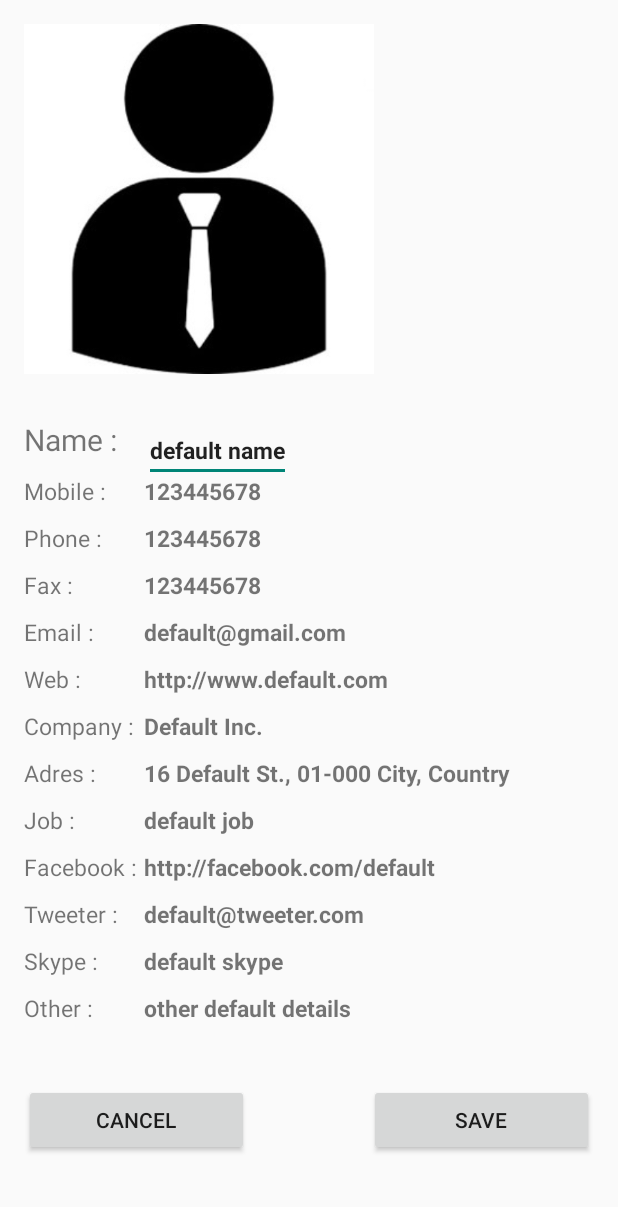
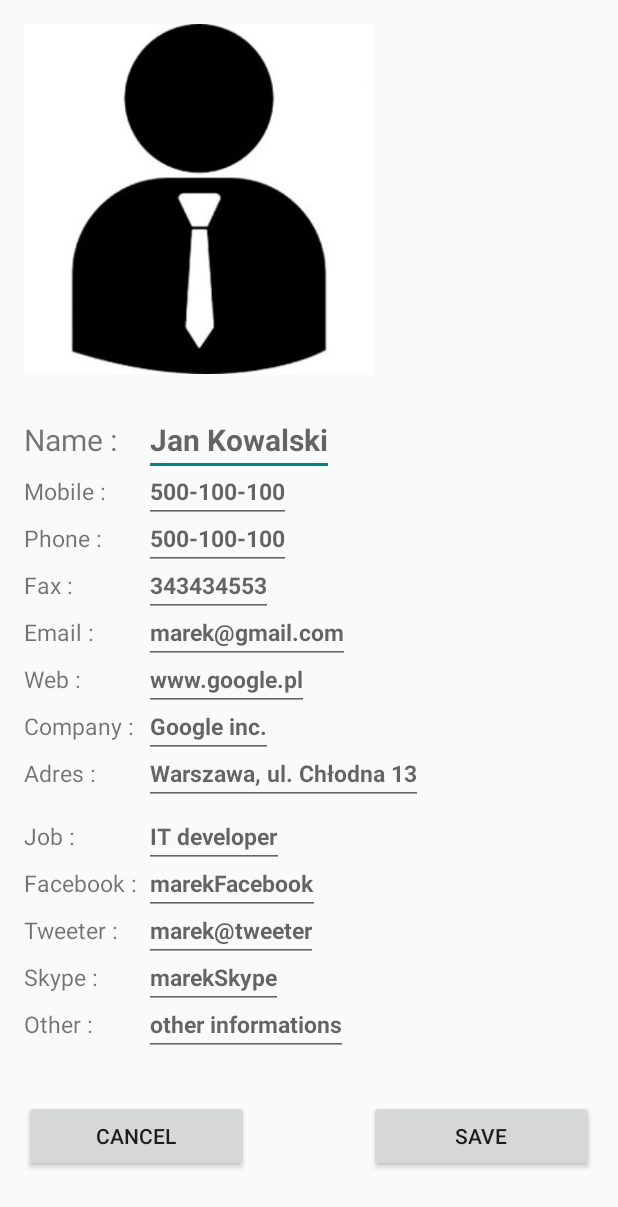
Before and after one commit to marekbodziony/BusinessCardsManagerApp, an Android app: the MyCardActivity screen opened directly, with no data from a screen before it, after a tap on an icon or button, on a phone screen of 412 x 824 dp. Shown: the top 1207 px of the screen. Run offline under Robolectric (Android 15) with nearby library versions, the phone set to English and light mode, and no system bars.

Commit message:
Edit MyCard added, plus started working on displaying cards on a list

```diff
--- a/app/src/main/AndroidManifest.xml
+++ b/app/src/main/AndroidManifest.xml
@@ -18,7 +18,8 @@
             </intent-filter>
         </activity>
         <activity android:name=".MyCardActivity" />
-        <activity android:name=".EditMyCardActivity"></activity>
+        <activity android:name=".EditMyCardActivity" />
+        <activity android:name=".CardsListActivity"></activity>
     </application>
 
 </manifest>
--- a/app/src/main/java/mbodziony/businesscardsmanager/EditMyCardActivity.java
+++ b/app/src/main/java/mbodziony/businesscardsmanager/EditMyCardActivity.java
@@ -1,13 +1,88 @@
 package mbodziony.businesscardsmanager;
 
+import android.content.Intent;
 import android.support.v7.app.AppCompatActivity;
 import android.os.Bundle;
+import android.view.View;
+import android.widget.Button;
+import android.widget.EditText;
+import android.widget.ImageView;
+import android.widget.Toast;
 
 public class EditMyCardActivity extends AppCompatActivity {
+
+    private Button cancel;
+    private Button save;
+
+    private ImageView logo;
+    private EditText name;
+    private EditText mobile;
+    private EditText phone;
+    private EditText fax;
+    private EditText email;
+    private EditText web;
+    private EditText company;
+    private EditText address;
+    private EditText job;
+    private EditText facebook;
+    private EditText tweeter;
+    private EditText skype;
+    private EditText other;
+
+    private Intent editMyCardIntent;
 
     @Override
     protected void onCreate(Bundle savedInstanceState) {
         super.onCreate(savedInstanceState);
         setContentView(R.layout.activity_edit_my_card);
+
+        editMyCardIntent = getIntent();
+
+        logo = (ImageView)findViewById(R.id.myCard_logo);
+        name = (EditText)findViewById(R.id.myCard_nameVal);
+        mobile = (EditText)findViewById(R.id.myCard_mobileVal);
+        phone = (EditText)findViewById(R.id.myCard_phoneVal);
+        fax = (EditText)findViewById(R.id.myCard_faxVal);
+        email = (EditText)findViewById(R.id.myCard_emailVal);
+        web = (EditText)findViewById(R.id.myCard_webVal);
+        company = (EditText)findViewById(R.id.myCard_companyVal);
+        address = (EditText)findViewById(R.id.myCard_addressVal);
+        job = (EditText)findViewById(R.id.myCard_jobVal);
+        facebook = (EditText)findViewById(R.id.myCard_facebookVal);
+        tweeter = (EditText)findViewById(R.id.myCard_tweeterVal);
+        skype = (EditText)findViewById(R.id.myCard_skypeVal);
+        other = (EditText)findViewById(R.id.myCard_otherVal);
+
+        getCardInfoFromIntent();
+
+        cancel = (Button)findViewById(R.id.editMyCard_cancelBtn);
+        save = (Button)findViewById(R.id.editMyCard_saveBtn);
     }
+
+    // get card info from Intent object
+    public void getCardInfoFromIntent(){
+        name.setHint(editMyCardIntent.getStringExtra("name"));
+        mobile.setHint(editMyCardIntent.getStringExtra("mobile"));
+        phone.setHint(editMyCardIntent.getStringExtra("phone"));
+        fax.setHint(editMyCardIntent.getStringExtra("fax"));
+        email.setHint(editMyCardIntent.getStringExtra("email"));
+        web.setHint(editMyCardIntent.getStringExtra("web"));
+        company.setHint(editMyCardIntent.getStringExtra("company"));
+        address.setHint(editMyCardIntent.getStringExtra("address"));
+        job.setHint(editMyCardIntent.getStringExtra("job"));
+        facebook.setHint(editMyCardIntent.getStringExtra("facebook"));
+        tweeter.setHint(editMyCardIntent.getStringExtra("tweeter"));
+        skype.setHint(editMyCardIntent.getStringExtra("skype"));
+        other.setHint(editMyCardIntent.getStringExtra("other"));
+    }
+
+    // cancel
+    public void cancel(View view){
+        Toast.makeText(getApplicationContext(),"CANCEL",Toast.LENGTH_SHORT).show();
+    }
+    // save
+    public void save(View view){
+        Toast.makeText(getApplicationContext(),"SAVE",Toast.LENGTH_SHORT).show();
+    }
+
 }
--- a/app/src/main/java/mbodziony/businesscardsmanager/MyCardActivity.java
+++ b/app/src/main/java/mbodziony/businesscardsmanager/MyCardActivity.java
@@ -12,6 +12,7 @@ public class MyCardActivity extends AppCompatActivity {
 
     private Card myCard;
     private Card myCard1;
+    private Intent editMyCard;
 
     private long id;
     private ImageView logo;
@@ -89,7 +90,8 @@ public class MyCardActivity extends AppCompatActivity {
     }
     // edit MyCard
     public void editMyCard(View view){
-        Intent editMyCard = new Intent(this, EditMyCardActivity.class);
+        editMyCard = new Intent(this, EditMyCardActivity.class);
+        putCardInfoToIntent();
         startActivity(editMyCard);
     }
 
@@ -163,4 +165,22 @@ public class MyCardActivity extends AppCompatActivity {
             other.setVisibility(View.GONE);
         }
     }
+
+    // private method put MyCard data (fields) to Intent object
+    private void putCardInfoToIntent(){
+        editMyCard.putExtra("id",myCard.getId());
+        editMyCard.putExtra("name",myCard.getName());
+        editMyCard.putExtra("mobile",myCard.getMobile());
+        editMyCard.putExtra("phone",myCard.getMobile());
+        editMyCard.putExtra("fax",myCard.getFax());
+        editMyCard.putExtra("email",myCard.getEmail());
+        editMyCard.putExtra("web",myCard.getWeb());
+        editMyCard.putExtra("company",myCard.getCompany());
+        editMyCard.putExtra("address",myCard.getAddress());
+        editMyCard.putExtra("job",myCard.getJob());
+        editMyCard.putExtra("facebook",myCard.getFacebook());
+        editMyCard.putExtra("tweeter",myCard.getTweeter());
+        editMyCard.putExtra("skype",myCard.getSkype());
+        editMyCard.putExtra("other",myCard.getOther());
+    }
 }
--- a/app/src/main/java/mbodziony/businesscardsmanager/WelcomeActivity.java
+++ b/app/src/main/java/mbodziony/businesscardsmanager/WelcomeActivity.java
@@ -26,4 +26,10 @@ public class WelcomeActivity extends AppCompatActivity {
         Intent showMyCardActivity = new Intent(this,MyCardActivity.class);
         startActivity(showMyCardActivity);
     }
+
+    //
+    public void showCardsList(View view){
+        Intent showCardsListActivity = new Intent(this,CardsListActivity.class);
+        startActivity(showCardsListActivity);
+    }
 }
--- a/app/src/main/res/layout/activity_edit_my_card.xml
+++ b/app/src/main/res/layout/activity_edit_my_card.xml
@@ -12,7 +12,7 @@
         android:paddingLeft="@dimen/activity_horizontal_margin"
         android:paddingRight="@dimen/activity_horizontal_margin"
         android:paddingTop="@dimen/activity_vertical_margin"
-        tools:context="com.example.mbodziony.simplebussinescards.MyCardActivity">
+        tools:context="mbodziony.businesscardsmanager.MyCardActivity">
         <ImageView
             android:layout_width="350px"
             android:layout_height="350px"
@@ -31,12 +31,13 @@
             android:layout_width="wrap_content"
             android:layout_height="wrap_content"
             android:id="@+id/myCard_nameVal"
-            android:layout_below="@id/myCard_logo"
-            android:text="default name"
+            android:hint="blabla"
             android:textStyle="bold"
-            android:layout_marginTop="30dp"
-            android:layout_toRightOf="@id/myCard_nameTxt"
-            android:textSize="15sp" />
+            android:textSize="20sp"
+            android:layout_alignBaseline="@+id/myCard_nameTxt"
+            android:layout_alignBottom="@+id/myCard_nameTxt"
+            android:layout_alignStart="@+id/myCard_mobileVal"
+            android:singleLine="true"/>
         <TextView
             android:layout_width="wrap_content"
             android:layout_height="wrap_content"
@@ -45,16 +46,17 @@
             android:layout_below="@id/myCard_nameTxt"
             android:layout_marginTop="10dp"
             android:textSize="15sp" />
-        <TextView
+        <EditText
             android:layout_width="wrap_content"
             android:layout_height="wrap_content"
             android:id="@+id/myCard_mobileVal"
-            android:text="123445678"
+            android:hint="123445678"
             android:textStyle="bold"
-            android:layout_below="@id/myCard_nameTxt"
-            android:layout_marginTop="10dp"
-            android:layout_toRightOf="@id/myCard_nameTxt"
-            android:textSize="15sp" />
+            android:textSize="15sp"
+            android:layout_alignBaseline="@+id/myCard_mobileTxt"
+            android:layout_alignBottom="@+id/myCard_mobileTxt"
+            android:layout_alignStart="@+id/myCard_phoneVal"
+            android:singleLine="true"/>
         <TextView
             android:layout_width="wrap_content"
             android:layout_height="wrap_content"
@@ -63,34 +65,35 @@
             android:layout_below="@id/myCard_mobileTxt"
             android:layout_marginTop="10dp"
             android:textSize="15sp" />
-        <TextView
+        <EditText
             android:layout_width="wrap_content"
             android:layout_height="wrap_content"
             android:id="@+id/myCard_phoneVal"
-            android:text="123445678"
+            android:hint="123445678"
             android:textStyle="bold"
-            android:layout_below="@id/myCard_mobileVal"
-            android:layout_marginTop="10dp"
-            android:layout_toRightOf="@id/myCard_nameTxt"
-            android:textSize="15sp" />
+            android:textSize="15sp"
+            android:layout_alignBaseline="@+id/myCard_phoneTxt"
+            android:layout_alignBottom="@+id/myCard_phoneTxt"
+            android:layout_alignStart="@+id/myCard_faxVal"
+            android:singleLine="true"/>
         <TextView
             android:layout_width="wrap_content"
             android:layout_height="wrap_content"
             android:id="@+id/myCard_faxTxt"
             android:text="Fax : "
-            android:layout_below="@id/myCard_phoneVal"
+            android:textSize="15sp"
             android:layout_marginTop="10dp"
-            android:textSize="15sp" />
-        <TextView
+            android:layout_below="@id/myCard_phoneTxt" />
+        <EditText
             android:layout_width="wrap_content"
             android:layout_height="wrap_content"
             android:id="@+id/myCard_faxVal"
-            android:text="123445678"
+            android:hint="123445678"
             android:textStyle="bold"
-            android:layout_below="@id/myCard_phoneVal"
-            android:layout_marginTop="10dp"
-            android:layout_toRightOf="@id/myCard_nameTxt"
-            android:textSize="15sp" />
+            android:textSize="15sp"
+            android:layout_below="@+id/myCard_phoneTxt"
+            android:layout_alignStart="@+id/myCard_emailVal"
+            android:singleLine="true"/>
         <TextView
             android:layout_width="wrap_content"
             android:layout_height="wrap_content"
@@ -99,16 +102,18 @@
             android:layout_below="@id/myCard_faxTxt"
             android:layout_marginTop="10dp"
             android:textSize="15sp" />
-        <TextView
+        <EditText
             android:layout_width="wrap_content"
             android:layout_height="wrap_content"
             android:id="@+id/myCard_emailVal"
-            android:text="default@gmail.com"
+            android:hint="default@gmail.com"
             android:textStyle="bold"
             android:layout_below="@id/myCard_faxTxt"
             android:layout_marginTop="10dp"
             android:layout_toRightOf="@id/myCard_nameTxt"
-            android:textSize="15sp" />
+            android:layout_alignBaseline="@+id/myCard_emailTxt"
+            android:textSize="15sp"
+            android:singleLine="true"/>
         <TextView
             android:layout_width="wrap_content"
             android:layout_height="wrap_content"
@@ -117,16 +122,18 @@
             android:layout_below="@id/myCard_emailTxt"
             android:layout_marginTop="10dp"
             android:textSize="15sp" />
-        <TextView
+        <EditText
             android:layout_width="wrap_content"
             android:layout_height="wrap_content"
             android:id="@+id/myCard_webVal"
-            android:text="http://www.default.com"
+            android:hint="http://www.default.com"
             android:textStyle="bold"
             android:layout_below="@id/myCard_emailTxt"
             android:layout_marginTop="10dp"
             android:layout_toRightOf="@id/myCard_nameTxt"
-            android:textSize="15sp" />
+            android:layout_alignBaseline="@+id/myCard_webTxt"
+            android:textSize="15sp"
+            android:singleLine="true"/>
         <TextView
             android:layout_width="wrap_content"
             android:layout_height="wrap_content"
@@ -135,16 +142,18 @@
             android:layout_below="@id/myCard_webTxt"
             android:layout_marginTop="10dp"
             android:textSize="15sp" />
-        <TextView
+        <EditText
             android:layout_width="wrap_content"
             android:layout_height="wrap_content"
             android:id="@+id/myCard_companyVal"
-            android:text="Default Inc."
+            android:hint="Default Inc."
             android:textStyle="bold"
             android:layout_below="@id/myCard_webTxt"
             android:layout_marginTop="10dp"
             android:layout_toRightOf="@id/myCard_nameTxt"
-            android:textSize="15sp" />
+            android:layout_alignBaseline="@id/myCard_companyTxt"
+            android:textSize="15sp"
+            android:singleLine="true"/>
         <TextView
             android:layout_width="wrap_content"
             android:layout_height="wrap_content"
@@ -153,16 +162,18 @@
             android:layout_below="@id/myCard_companyTxt"
             android:layout_marginTop="10dp"
             android:textSize="15sp" />
-        <TextView
+        <EditText
             android:layout_width="wrap_content"
             android:layout_height="wrap_content"
             android:id="@+id/myCard_addressVal"
-            android:text="16 Default St., 01-000 City, Country"
+            android:hint="16 Default St., 01-000 City, Country"
             android:textStyle="bold"
             android:layout_below="@id/myCard_companyTxt"
             android:layout_marginTop="10dp"
             android:layout_toRightOf="@id/myCard_nameTxt"
-            android:textSize="15sp" />
+            android:textSize="15sp"
+            android:layout_alignBaseline="@id/myCard_addressTxt"
+            android:singleLine="true"/>
         <TextView
             android:layout_width="wrap_content"
             android:layout_height="wrap_content"
@@ -171,16 +182,18 @@
             android:layout_below="@id/myCard_addressVal"
             android:layout_marginTop="10dp"
             android:textSize="15sp" />
-        <TextView
+        <EditText
             android:layout_width="wrap_content"
             android:layout_height="wrap_content"
             android:id="@+id/myCard_jobVal"
-            android:text="default job"
+            android:hint="default job"
             android:textStyle="bold"
             android:layout_below="@id/myCard_addressVal"
             android:layout_marginTop="10dp"
             android:layout_toRightOf="@id/myCard_nameTxt"
-            android:textSize="15sp" />
+            android:layout_alignBaseline="@id/myCard_jobTxt"
+            android:textSize="15sp"
+            android:singleLine="true"/>
         <TextView
             android:layout_width="wrap_content"
             android:layout_height="wrap_content"
@@ -189,16 +202,18 @@
             android:layout_below="@id/myCard_jobTxt"
             android:layout_marginTop="10dp"
             android:textSize="15sp" />
-        <TextView
+        <EditText
             android:layout_width="wrap_content"
             android:layout_height="wrap_content"
             android:id="@+id/myCard_facebookVal"
-            android:text="http://facebook.com/default"
+            android:hint="http://facebook.com/default"
             android:textStyle="bold"
             android:layout_below="@id/myCard_jobTxt"
             android:layout_marginTop="10dp"
             android:layout_toRightOf="@id/myCard_nameTxt"
-            android:textSize="15sp" />
+            android:layout_alignBaseline="@id/myCard_facebookTxt"
+            android:textSize="15sp"
+            android:singleLine="true"/>
         <TextView
             android:layout_width="wrap_content"
             android:layout_height="wrap_content"
@@ -207,16 +222,18 @@
             android:layout_below="@id/myCard_facebookTxt"
             android:layout_marginTop="10dp"
             android:textSize="15sp" />
-        <TextView
+        <EditText
             android:layout_width="wrap_content"
             android:layout_height="wrap_content"
             android:id="@+id/myCard_tweeterVal"
-            android:text="default@tweeter.com"
+            android:hint="default@tweeter.com"
             android:textStyle="bold"
             android:layout_below="@id/myCard_facebookTxt"
             android:layout_marginTop="10dp"
             android:layout_toRightOf="@id/myCard_nameTxt"
-            android:textSize="15sp" />
+            android:layout_alignBaseline="@id/myCard_tweeterTxt"
+            android:textSize="15sp"
+            android:singleLine="true"/>
         <TextView
             android:layout_width="wrap_content"
             android:layout_height="wrap_content"
@@ -225,16 +242,18 @@
             android:layout_below="@id/myCard_tweeterTxt"
             android:layout_marginTop="10dp"
             android:textSize="15sp" />
-        <TextView
+        <EditText
             android:layout_width="wrap_content"
             android:layout_height="wrap_content"
             android:id="@+id/myCard_skypeVal"
-            android:text="default skype"
+            android:hint="default skype"
             android:textStyle="bold"
             android:layout_below="@id/myCard_tweeterTxt"
             android:layout_marginTop="10dp"
             android:layout_toRightOf="@id/myCard_nameTxt"
-            android:textSize="15sp" />
+            android:layout_alignBaseline="@id/myCard_skypeTxt"
+            android:textSize="15sp"
+            android:singleLine="true"/>
         <TextView
             android:layout_width="wrap_content"
             android:layout_height="wrap_content"
@@ -243,16 +262,17 @@
             android:layout_below="@id/myCard_skypeTxt"
             android:layout_marginTop="10dp"
             android:textSize="15sp" />
-        <TextView
+        <EditText
             android:layout_width="wrap_content"
             android:layout_height="wrap_content"
             android:id="@+id/myCard_otherVal"
-            android:text="other default details"
+            android:hint="other default details"
             android:textStyle="bold"
             android:layout_below="@id/myCard_skypeTxt"
             android:layout_marginTop="10dp"
             android:layout_toRightOf="@id/myCard_nameTxt"
-            android:textSize="15sp" />
+            android:layout_alignBaseline="@id/myCard_otherTxt"
+            android:textSize="15sp"/>
         <Button
             android:layout_width="150dp"
             android:layout_height="wrap_content"
@@ -260,7 +280,8 @@
             android:id="@+id/editMyCard_cancelBtn"
             android:layout_below="@id/myCard_otherTxt"
             android:layout_marginTop="40dp"
-            android:layout_alignParentLeft="true"/>
+            android:layout_alignParentLeft="true"
+            android:onClick="cancel"/>
         <Button
             android:layout_width="150dp"
             android:layout_height="wrap_content"
@@ -268,7 +289,8 @@
             android:id="@+id/editMyCard_saveBtn"
             android:layout_below="@id/myCard_otherTxt"
             android:layout_marginTop="40dp"
-            android:layout_alignParentRight="true"/>
+            android:layout_alignParentRight="true"
+            android:onClick="save"/>
 
     </RelativeLayout>
 </ScrollView>
--- a/app/src/main/res/layout/activity_my_card.xml
+++ b/app/src/main/res/layout/activity_my_card.xml
@@ -12,7 +12,7 @@
         android:paddingLeft="@dimen/activity_horizontal_margin"
         android:paddingRight="@dimen/activity_horizontal_margin"
         android:paddingTop="@dimen/activity_vertical_margin"
-        tools:context="com.example.mbodziony.simplebussinescards.MyCardActivity">
+        tools:context="mbodziony.businesscardsmanager.MyCardActivity">
         <ImageView
             android:layout_width="350px"
             android:layout_height="350px"
```
Also changed, not shown: app/src/main/java/mbodziony/businesscardsmanager/CardsAdapter.java (added, +42 -0 lines), app/src/main/java/mbodziony/businesscardsmanager/CardsListActivity.java (added, +44 -0 lines), app/src/main/res/layout/activity_cards_list.xml (added, +18 -0 lines), app/src/main/res/layout/activity_welcome1.xml (+8 -7 lines), app/src/main/res/layout/cards_list_item.xml (added, +43 -0 lines).
